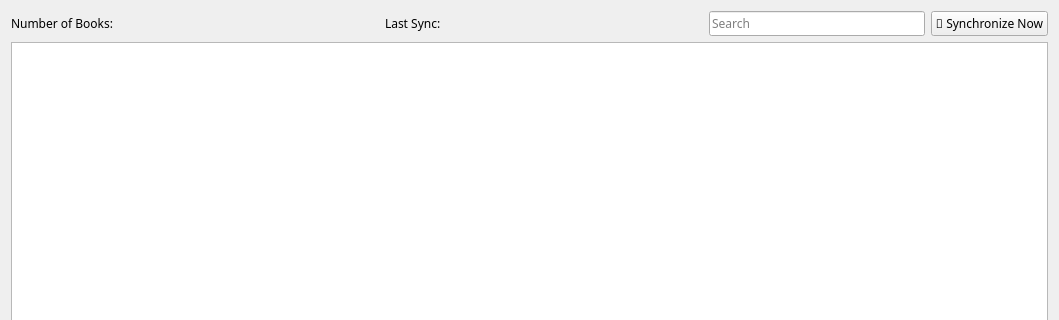
The window that booksection.ui (yunag/QLibraryManagementSystem) describes before a commit, drawn with Qt 5; both pictures show x 0 to 1059 and y 0 to 320 of the 1059 by 731 pixel window.
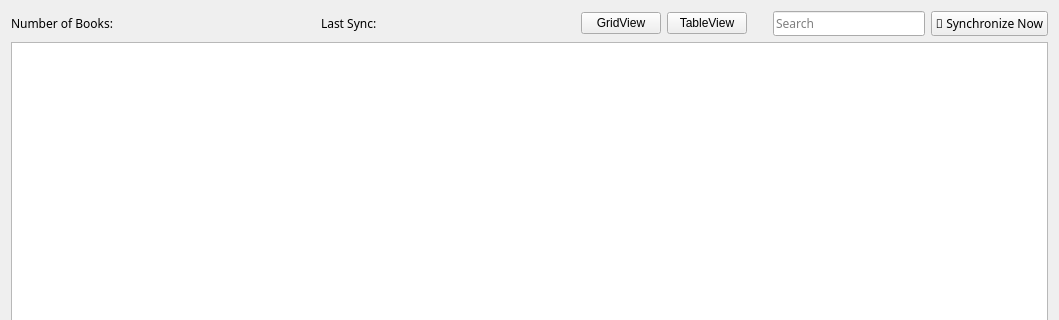
The same window after the commit.

```diff
--- a/booksection.ui
+++ b/booksection.ui
@@ -10,6 +10,12 @@
     <height>731</height>
    </rect>
   </property>
+  <property name="sizePolicy">
+   <sizepolicy hsizetype="Preferred" vsizetype="Preferred">
+    <horstretch>0</horstretch>
+    <verstretch>0</verstretch>
+   </sizepolicy>
+  </property>
   <property name="windowTitle">
    <string>Form</string>
   </property>
@@ -142,6 +148,48 @@
        </property>
       </spacer>
      </item>
+     <item>
+      <widget class="QPushButton" name="gridViewButton">
+       <property name="text">
+        <string>GridView</string>
+       </property>
+       <property name="checkable">
+        <bool>true</bool>
+       </property>
+       <property name="autoExclusive">
+        <bool>true</bool>
+       </property>
+      </widget>
+     </item>
+     <item>
+      <widget class="QPushButton" name="tableViewButton">
+       <property name="text">
+        <string>TableView</string>
+       </property>
+       <property name="checkable">
+        <bool>true</bool>
+       </property>
+       <property name="autoExclusive">
+        <bool>true</bool>
+       </property>
+      </widget>
+     </item>
+     <item>
+      <spacer name="horizontalSpacer_4">
+       <property name="orientation">
+        <enum>Qt::Horizontal</enum>
+       </property>
+       <property name="sizeType">
+        <enum>QSizePolicy::Maximum</enum>
+       </property>
+       <property name="sizeHint" stdset="0">
+        <size>
+         <width>20</width>
+         <height>20</height>
+        </size>
+       </property>
+      </spacer>
+     </item>
      <item>
       <widget class="QLineEdit" name="searchLineEdit">
        <property name="font">
```
